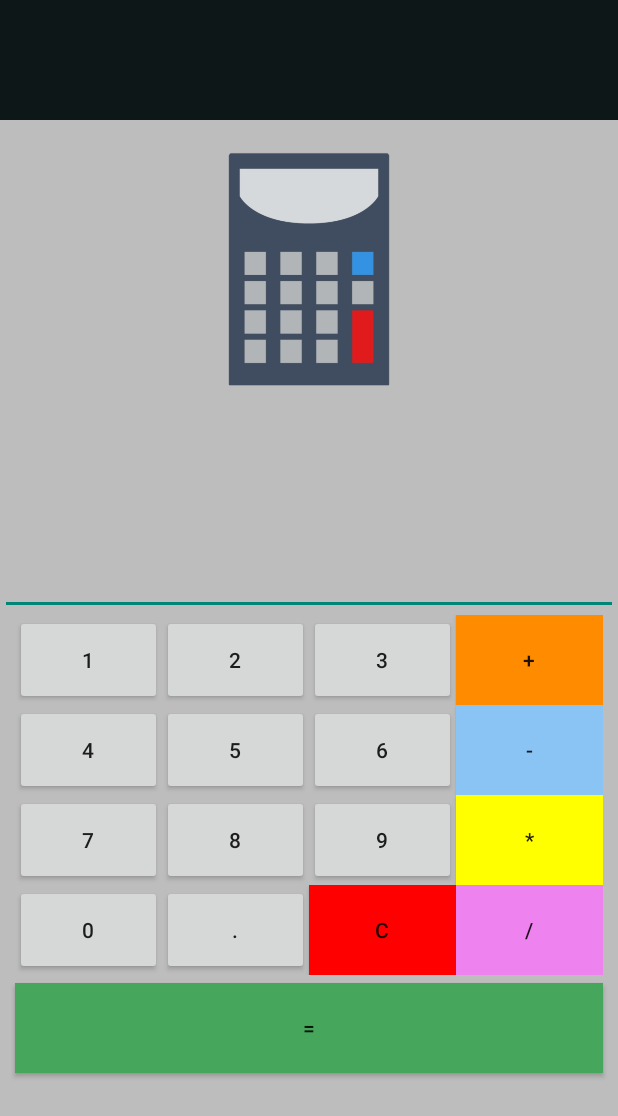
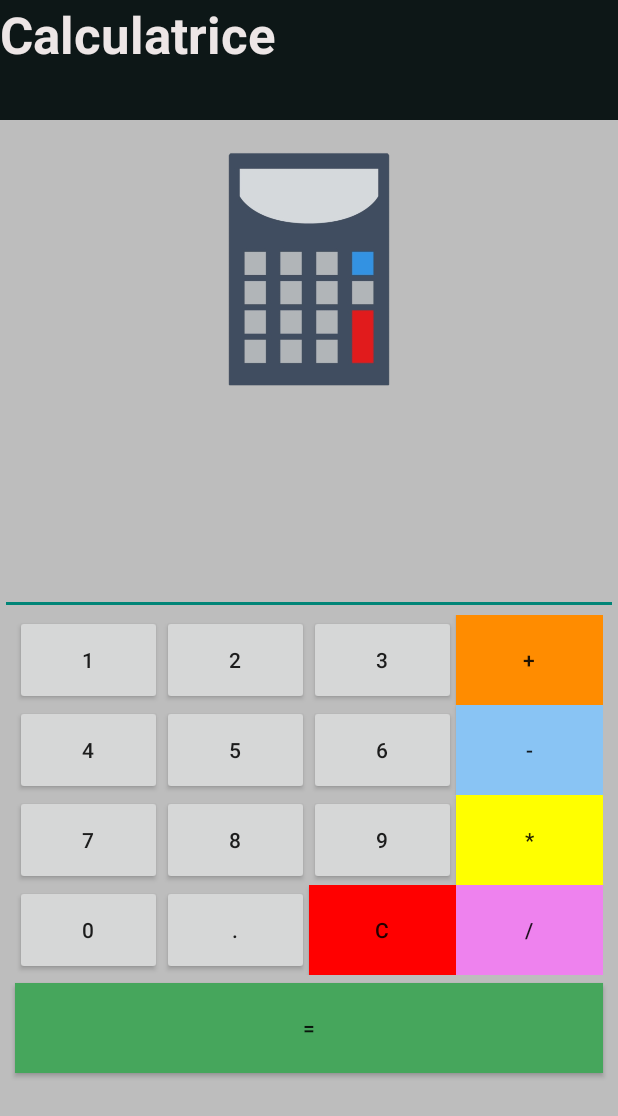
Before and after one commit to woobendjy/Calculator_App, an Android app: the screen it shows after launch (MainActivity), on a phone screen of 412 x 824 dp. Shown: the top 1116 px of the screen. Run offline under Robolectric (Android 15) with nearby library versions, the phone set to English and light mode, and no system bars.

Commit message:
Mise a jour nom du Calculatrice

```diff
--- a/app/src/main/res/layout/activity_main.xml
+++ b/app/src/main/res/layout/activity_main.xml
@@ -10,7 +10,20 @@
         android:layout_width="match_parent"
         android:layout_height="80dp"
         android:orientation="horizontal"
-        android:background="@color/dark_slate_gray"></LinearLayout>
+        android:background="@color/dark_slate_gray">
+
+        <TextView
+            android:id="@+id/textView"
+            android:layout_width="match_parent"
+            android:layout_height="match_parent"
+            android:layout_gravity="center|center_horizontal|left|center_vertical"
+            android:layout_weight="1"
+            android:text="Calculatrice"
+            android:textColor="#EDE6E6"
+            android:textColorLink="#FAF5F5"
+            android:textSize="34sp"
+            android:textStyle="bold" />
+    </LinearLayout>
 
     <ImageView
         android:id="@+id/imageView"
```
